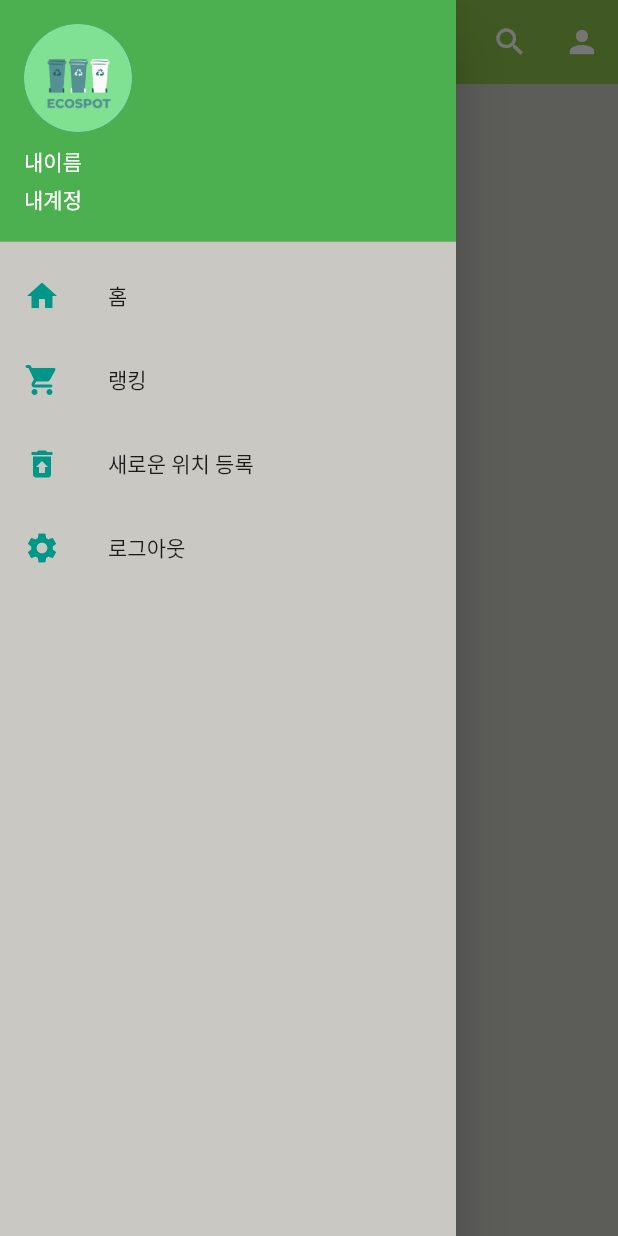
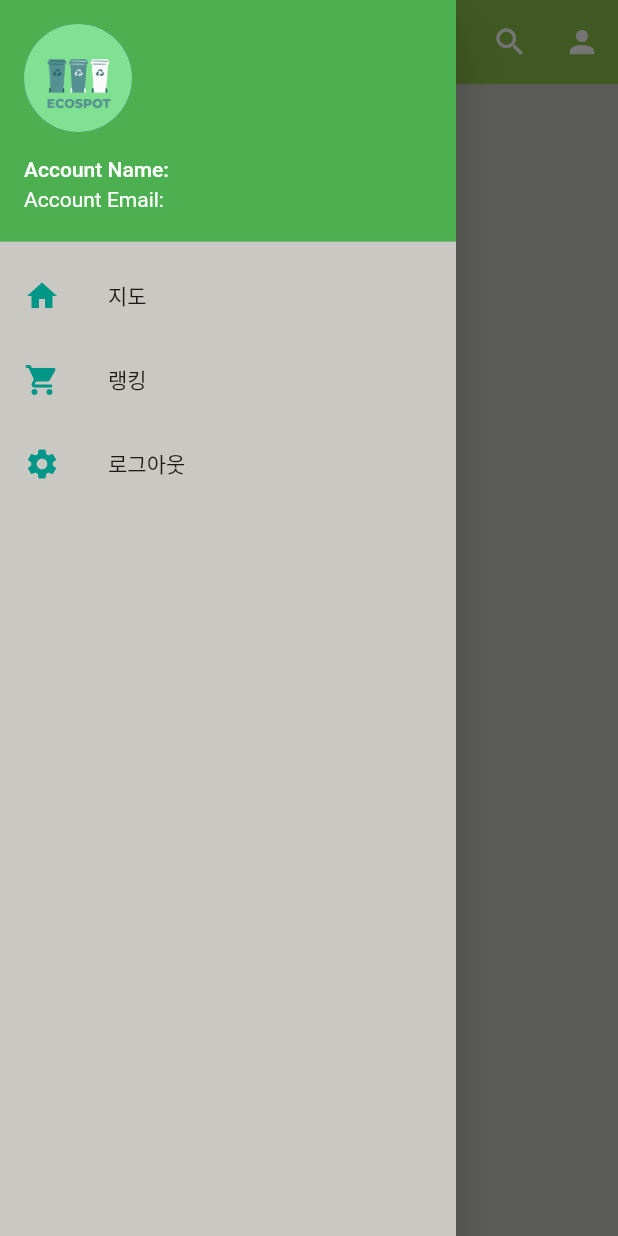
Before and after one commit to jayko0616/Ecospot, a Flutter app: the MyAppPage screen opened directly, with the side drawer open, on a phone screen of 412 x 824 dp. Run offline on Flutter 3.47's test engine with Material 2 defaults, Android fonts, the phone set to English and light mode, and no system bars; our stand-ins replace camera, dio, geolocator, google_maps_flutter, image_picker, shared_preferences; accounts and stored records are empty.

Commit message:
loggeduser show

```diff
--- a/lib/loginPage/loginDB.dart
+++ b/lib/loginPage/loginDB.dart
@@ -5,8 +5,15 @@ import 'package:flutter/material.dart';
 import 'package:http/http.dart' as http;
 import 'dart:convert';
 
+class AuthenticatedUser {
+  final String username;
+  final String email;
+
+  AuthenticatedUser(this.username, this.email);
+}
+
 // 로그인
-Future<String> login(String username, String password) async {
+Future<AuthenticatedUser?> login(String username, String password) async {
   final apiUrl = 'http://10.0.2.2:8080';
   final response = await http.post(
     Uri.parse(apiUrl + '/api/auth/signin'),
@@ -20,8 +27,11 @@ Future<String> login(String username, String password) async {
   );
 
   if (response.statusCode == 200) {
-    return '1';
+    final responseData = jsonDecode(response.body);
+    final username = responseData['username'];
+    final email = responseData['email'];
+    return AuthenticatedUser(username, email);
   } else {
-    return '-1';
+    return null;
   }
 }
--- a/lib/loginPage/memberRegisterPage.dart
+++ b/lib/loginPage/memberRegisterPage.dart
@@ -1,10 +1,11 @@
 // ignore_for_file: use_build_context_synchronously, file_names, avoid_print
 
+import 'package:ecospot/mainPage.dart';
 import 'package:flutter/cupertino.dart';
 import 'package:flutter/material.dart';
 import 'package:http/http.dart' as http;
 import 'dart:convert';
-import 'package:ecospot/screens/home_screen.dart';
+import 'package:ecospot/loginPage/loginMainPage.dart';
 
 class MemberRegisterPage extends StatefulWidget {
   const MemberRegisterPage({Key? key}) : super(key: key);
@@ -51,7 +52,7 @@ class _MemberRegisterState extends State<MemberRegisterPage> {
                   Navigator.push(
                     context,
                     MaterialPageRoute(
-                        builder: (context) => HomeScreen()), // 두 번째 페이지로 이동
+                        builder: (context) => TokenCheck()), // 두 번째 페이지로 이동
                   );
                 },
               ),
--- a/lib/mainPage.dart
+++ b/lib/mainPage.dart
@@ -2,13 +2,9 @@
 
 import 'package:flutter/cupertino.dart';
 import 'package:flutter/material.dart';
-import 'package:ecospot/loginPage/loginDB.dart';
 import 'package:ecospot/loginPage/loginMainPage.dart';
 import 'package:shared_preferences/shared_preferences.dart';
 import 'package:ecospot/screens/home_screen.dart';
-import 'package:ecospot/screens/register_screen.dart';
-import 'package:ecospot/screens/rank_screen.dart';
-import 'cameraPage/camera_screen.dart';
 import 'package:http/http.dart' as http;
 
 // 기본 홈
@@ -21,7 +17,7 @@ class MyAppPage extends StatefulWidget {
 
 class MyAppState extends State<MyAppPage> {
   String accountName = ''; // 사용자 이름을 저장할 변수
-  //String accountEmail = ''; // 사용자 이메일을 저장할 변수
+  String accountEmail = ''; // 사용자 이메일을 저장할 변수
   @override
   void initState() {
     super.initState();
@@ -32,13 +28,12 @@ class MyAppState extends State<MyAppPage> {
   // 사용자 정보를 가져오는 함수
   void loadUserData() async {
     SharedPreferences prefs = await SharedPreferences.getInstance();
-    String name =
-        prefs.getString('name') ?? ''; // 'name'은 데이터베이스에서 사용자 이름을 저장한 키
-    //String email = prefs.getString('email') ?? ''; // 'email'은 데이터베이스에서 사용자 이메일을 저장한 키
+    String? username = prefs.getString('username');
+    String? email = prefs.getString('email');
 
     setState(() {
-      accountName = name;
-      //accountEmail = email;
+      accountName = username!;
+      accountEmail = email!;
     });
   }
 
@@ -58,6 +53,8 @@ class MyAppState extends State<MyAppPage> {
 
     if (response.statusCode == 200) {
       await prefs.remove('token'); // 토큰 삭제
+      await prefs.remove('username'); // 토큰 삭제
+      await prefs.remove('email'); // 토큰 삭제
       Navigator.pushReplacement(
         context,
         MaterialPageRoute(builder: (context) => LoginMainPage()),
@@ -115,12 +112,12 @@ class MyAppState extends State<MyAppPage> {
         backgroundColor: Color(0xFFC9C8C2),
         child: ListView(
           children: [
-            const UserAccountsDrawerHeader(
+            UserAccountsDrawerHeader(
               currentAccountPicture: CircleAvatar(
                 backgroundImage: AssetImage('assets/images/ecospotNewLogo.png'),
               ),
-              accountName: Text("내이름"),
-              accountEmail: Text('내계정'),
+              accountName: Text('Account Name: $accountName'),
+              accountEmail: Text('Account Email: $accountEmail'),
               decoration: BoxDecoration(
                 color: Colors.green,
               ),
@@ -129,7 +126,7 @@ class MyAppState extends State<MyAppPage> {
               leading: const Icon(Icons.home),
               iconColor: Colors.teal,
               focusColor: Color(0xFF327035),
-              title: const Text('홈'),
+              title: const Text('지도'),
               onTap: () {
                 Navigator.push(
                   context,
@@ -148,22 +145,8 @@ class MyAppState extends State<MyAppPage> {
                 //   context,
                 //   MaterialPageRoute(
                 //       builder: (context) =>
-                //           HttpWithDioScreen()), // 두 번째 페이지로 이동
+                //           rank()), // 두 번째 페이지로 이동
                 // );
-              },
-            ),
-            ListTile(
-              leading: const Icon(Icons.restore_from_trash),
-              iconColor: Colors.teal,
-              focusColor: Color(0xFF327035),
-              title: const Text('새로운 위치 등록'),
-              onTap: () {
-                cameraInit();
-                Navigator.push(
-                  context,
-                  MaterialPageRoute(
-                      builder: (context) => RegisterPage()), // 두 번째 페이지로 이동
-                );
               },
             ),
             ListTile(
```
Also changed, not shown: lib/loginPage/loginMainPage.dart (+26 -11 lines).
